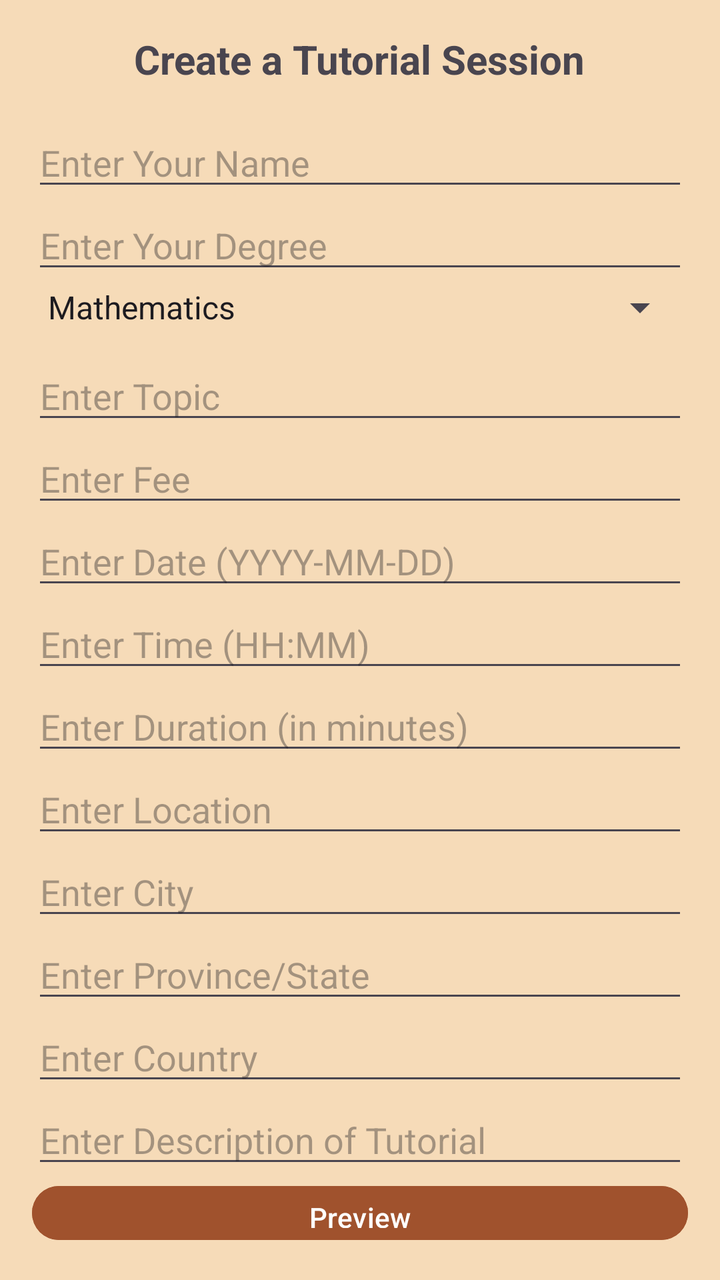
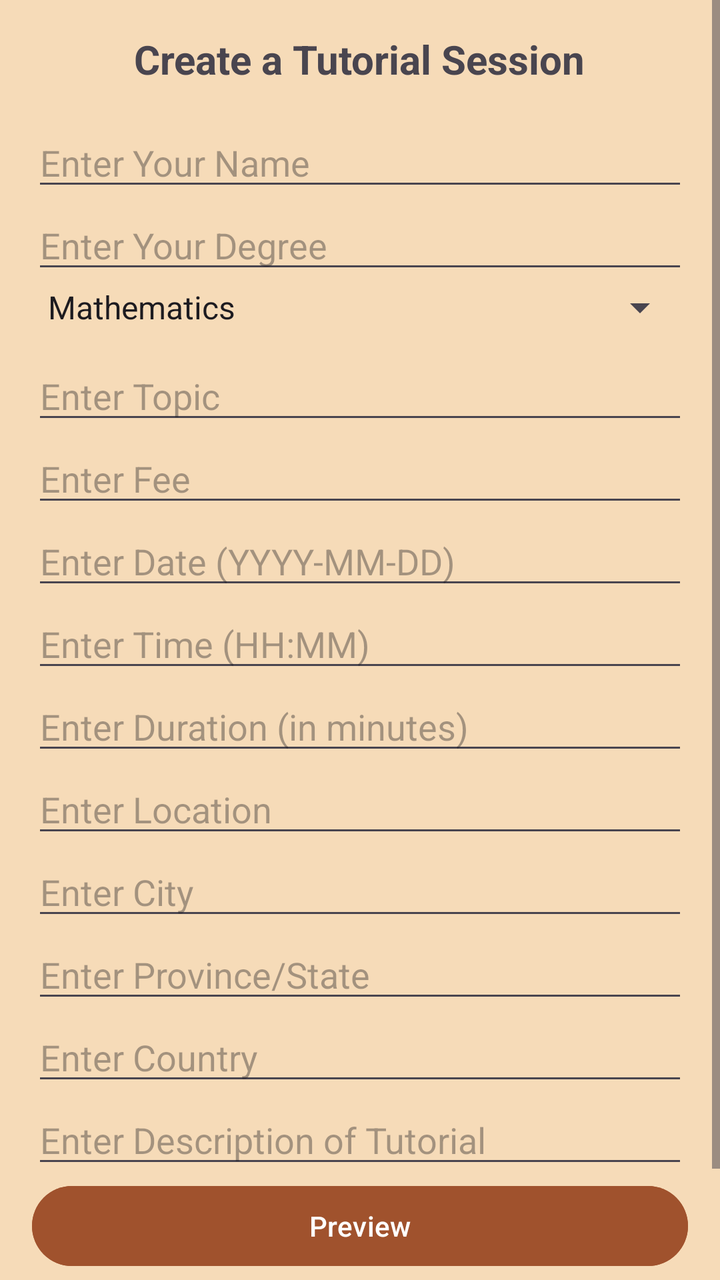

An Android layout rendered at two revisions. The XML below is the earlier revision; the diff shows what the commit changed to produce the second picture.
<!-- AndroidManifest.xml: application theme Theme.Csci3130Group1 -->
<!-- res/layout/fragment_tutorial_management.xml -->
<?xml version="1.0" encoding="utf-8"?>
<LinearLayout xmlns:android="http://schemas.android.com/apk/res/android"
    android:layout_width="match_parent"
    android:layout_height="match_parent"
    android:background="#F6DBB8"
    android:orientation="vertical"
    android:padding="16dp">

    <TextView
        android:id="@+id/title_text"
        android:layout_width="wrap_content"
        android:layout_height="wrap_content"
        android:text="Create a Tutorial Session"
        android:textSize="20sp"
        android:textStyle="bold"
        android:layout_gravity="center"
        android:paddingBottom="16dp"/>

    
    <EditText
        android:id="@+id/name_input"
        android:layout_width="match_parent"
        android:layout_height="wrap_content"
        android:hint="Enter Your Name" />

    
    <EditText
        android:id="@+id/degree_input"
        android:layout_width="match_parent"
        android:layout_height="wrap_content"
        android:hint="Enter Your Degree" />

    
    <Spinner
        android:id="@+id/topic_spinner"
        android:layout_width="match_parent"
        android:layout_height="wrap_content"
        android:entries="@array/tutorial_topics"
        android:layout_marginBottom="10dp"/>

    <EditText
        android:id="@+id/topic_input"
        android:layout_width="match_parent"
        android:layout_height="wrap_content"
        android:hint="Enter Topic" />

    <EditText
        android:id="@+id/fee_input"
        android:layout_width="match_parent"
        android:layout_height="wrap_content"
        android:hint="Enter Fee"
        android:inputType="numberDecimal" />

    <EditText
        android:id="@+id/date_input"
        android:layout_width="match_parent"
        android:layout_height="wrap_content"
        android:hint="Enter Date (YYYY-MM-DD)"
        android:inputType="date" />

    <EditText
        android:id="@+id/time_input"
        android:layout_width="match_parent"
        android:layout_height="wrap_content"
        android:hint="Enter Time (HH:MM)"
        android:inputType="time" />

    <EditText
        android:id="@+id/duration_input"
        android:layout_width="match_parent"
        android:layout_height="wrap_content"
        android:hint="Enter Duration (in minutes)"
        android:inputType="number" />

    <EditText
        android:id="@+id/location_input"
        android:layout_width="match_parent"
        android:layout_height="wrap_content"
        android:hint="Enter Location" />

    <EditText
        android:id="@+id/city_input"
        android:layout_width="match_parent"
        android:layout_height="wrap_content"
        android:hint="Enter City" />

    <EditText
        android:id="@+id/province_input"
        android:layout_width="match_parent"
        android:layout_height="wrap_content"
        android:hint="Enter Province/State" />

    <EditText
        android:id="@+id/country_input"
        android:layout_width="match_parent"
        android:layout_height="wrap_content"
        android:hint="Enter Country" />

    <EditText
        android:id="@+id/description_input"
        android:layout_width="match_parent"
        android:layout_height="wrap_content"
        android:hint="Enter Description of Tutorial" />

    <Button
        android:id="@+id/preview_button"
        android:layout_width="match_parent"
        android:layout_height="wrap_content"
        android:text="Preview"
        android:backgroundTint="#A0522D"
        android:textColor="@android:color/white"/>

    <TextView
        android:id="@+id/preview_text"
        android:layout_width="match_parent"
        android:layout_height="wrap_content"
        android:textSize="16sp"
        android:textColor="#000000"
        android:padding="8dp"
        android:visibility="gone"/>

    <Button
        android:id="@+id/publish_button"
        android:layout_width="match_parent"
        android:layout_height="wrap_content"
        android:text="Publish"
        android:backgroundTint="#A0522D"
        android:textColor="@android:color/white"/>
</LinearLayout>
<!-- resources referenced by this layout -->
<resources>
  <string-array name="tutorial_topics">
          <item>Mathematics</item>
          <item>Physics</item>
          <item>Chemistry</item>
          <item>Biology</item>
          <item>Computer Science</item>
          <item>English</item>
          <item>History</item>
      </string-array>
  <style name="Theme.Csci3130Group1" parent="Base.Theme.Csci3130Group1" />
  <style name="Base.Theme.Csci3130Group1" parent="Theme.Material3.DayNight.NoActionBar">
          
          
      </style>
</resources>

<!-- the commit's change to res/layout/fragment_tutorial_management.xml (unified diff, before → after) -->
@@ -1,7 +1,12 @@
 <?xml version="1.0" encoding="utf-8"?>
-<LinearLayout xmlns:android="http://schemas.android.com/apk/res/android"
+<ScrollView xmlns:android="http://schemas.android.com/apk/res/android"
     android:layout_width="match_parent"
     android:layout_height="match_parent"
+    android:fillViewport="true">
+
+    <LinearLayout
+        android:layout_width="match_parent"
+        android:layout_height="wrap_content"
     android:background="#F6DBB8"
     android:orientation="vertical"
     android:padding="16dp">
@@ -30,7 +35,6 @@
         android:layout_height="wrap_content"
         android:hint="Enter Your Degree" />
 
-    
     <Spinner
         android:id="@+id/topic_spinner"
         android:layout_width="match_parent"
@@ -127,3 +131,4 @@
         android:backgroundTint="#A0522D"
         android:textColor="@android:color/white"/>
 </LinearLayout>
+    </ScrollView>
